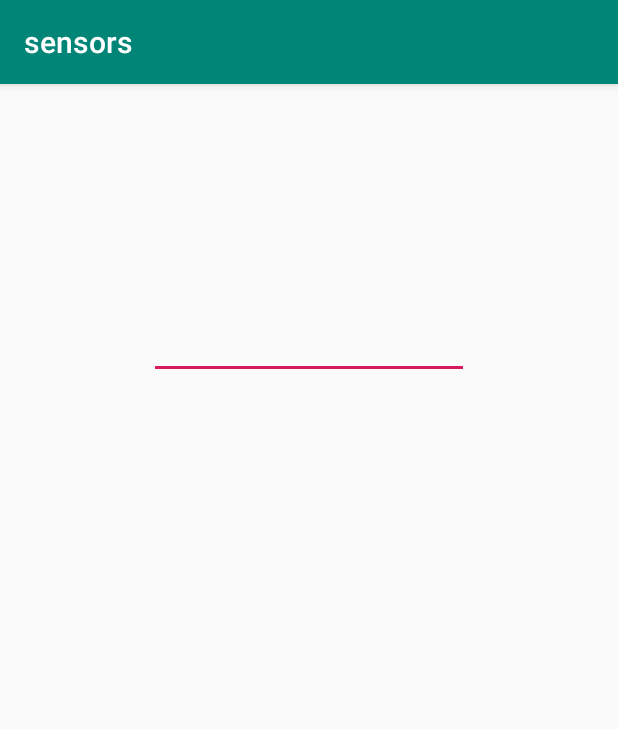
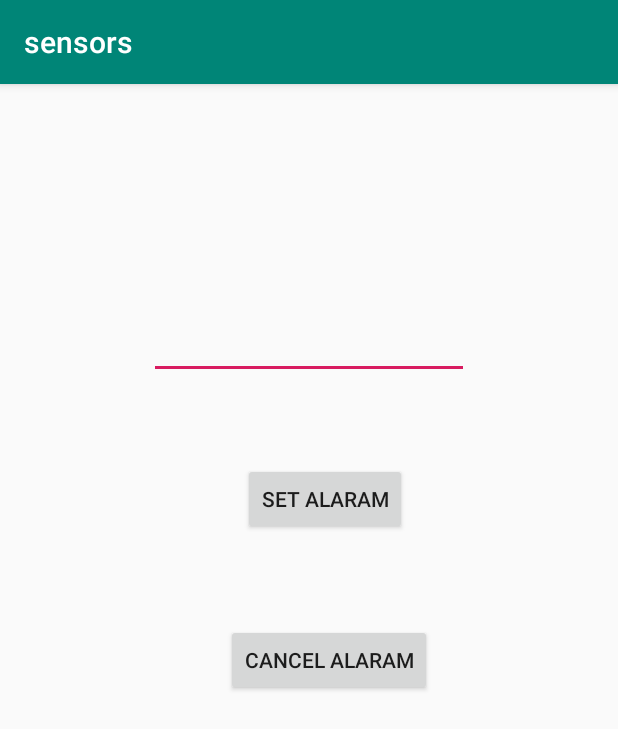
Before and after one commit to sharif-dev/HW2_sensors, an Android app: the AlarmActivity screen opened directly, with no data from a screen before it, on a phone screen of 412 x 824 dp. Shown: the top 729 px of the screen. Run offline under Robolectric (Android 15) with nearby library versions, the phone set to English and light mode, and no system bars.

Commit message:
add alarm receiver

```diff
--- a/app/src/main/java/edu/sharif/sharif_dev/sensors/alarm/AlarmActivity.java
+++ b/app/src/main/java/edu/sharif/sharif_dev/sensors/alarm/AlarmActivity.java
@@ -1,9 +1,14 @@
 package edu.sharif.sharif_dev.sensors.alarm;
 
+import android.app.AlarmManager;
+import android.app.PendingIntent;
 import android.app.TimePickerDialog;
+import android.content.Intent;
 import android.support.v7.app.AppCompatActivity;
 import android.os.Bundle;
+import android.text.Editable;
 import android.view.View;
+import android.widget.Button;
 import android.widget.EditText;
 import android.widget.TimePicker;
 
@@ -13,12 +18,35 @@ import java.util.Objects;
 import edu.sharif.sharif_dev.sensors.R;
 
 public class AlarmActivity extends AppCompatActivity {
+    private Intent malarmIntent;
+    PendingIntent alarmIntentPending;
 
     @Override
     protected void onCreate(Bundle savedInstanceState) {
         super.onCreate(savedInstanceState);
         setContentView(R.layout.activity_alarm);
 
+        setTimeEditText();
+
+        Button alarm_btn = findViewById(R.id.alarm_btn);
+        alarm_btn.setOnClickListener(new View.OnClickListener() {
+            @Override
+            public void onClick(View v) {
+                setAlarm();
+            }
+        });
+
+        Button cancel_btn = findViewById(R.id.cancel_alarm_btn);
+        cancel_btn.setOnClickListener(new View.OnClickListener() {
+            @Override
+            public void onClick(View v) {
+                offAlarm();
+            }
+        });
+
+    }
+
+    private void setTimeEditText() {
         final EditText time_editText = findViewById(R.id.time_edit_text);
         time_editText.setOnClickListener(new View.OnClickListener() {
             @Override
@@ -39,6 +67,42 @@ public class AlarmActivity extends AppCompatActivity {
                 timePickerDialog.show();
             }
         });
+    }
 
+    private void setAlarm() {
+        AlarmManager alarmManager = (AlarmManager) getSystemService(ALARM_SERVICE);
+
+        EditText time_edit = findViewById(R.id.time_edit_text);
+        Editable time_edit_text = time_edit.getText();
+        if (time_edit_text != null) {
+            String[] time_slices = time_edit.getText().toString().split(":");
+
+            // set time
+            Calendar calendar = Calendar.getInstance();
+            calendar.setTimeInMillis(System.currentTimeMillis());
+            calendar.set(Calendar.HOUR_OF_DAY, Integer.parseInt(time_slices[0]));
+            calendar.set(Calendar.MINUTE, Integer.parseInt(time_slices[1]));
+
+            // set intents
+            malarmIntent = new Intent(getApplicationContext(), AlarmReceiver.class);
+            alarmIntentPending = PendingIntent.getBroadcast(getApplicationContext(), 0, malarmIntent, 0);
+            alarmManager.setRepeating(AlarmManager.RTC_WAKEUP, calendar.getTimeInMillis(),
+                    AlarmManager.INTERVAL_DAY, alarmIntentPending);
+
+        } else {
+            // TODO error
+        }
+    }
+
+    private void offAlarm() {
+        AlarmManager alarmManager = (AlarmManager) getSystemService(ALARM_SERVICE);
+//        PendingIntent pendingIntent =
+//                PendingIntent.getService(getApplicationContext(), 0, malarmIntent, PendingIntent.FLAG_NO_CREATE);
+//        if (pendingIntent != null && alarmManager != null) {
+//            alarmManager.cancel(pendingIntent);
+//        }
+        if(alarmIntentPending != null){
+            alarmManager.cancel(alarmIntentPending);
+        }
     }
 }
--- a/app/src/main/res/layout/activity_alarm.xml
+++ b/app/src/main/res/layout/activity_alarm.xml
@@ -17,4 +17,24 @@
         app:layout_constraintStart_toStartOf="parent"
         app:layout_constraintTop_toTopOf="parent" />
 
+    <Button
+        android:id="@+id/alarm_btn"
+        android:layout_width="wrap_content"
+        android:layout_height="wrap_content"
+        android:layout_marginTop="56dp"
+        android:layout_marginEnd="41dp"
+        android:text="Set alaram"
+        app:layout_constraintEnd_toEndOf="@+id/time_edit_text"
+        app:layout_constraintTop_toBottomOf="@+id/time_edit_text" />
+
+    <Button
+        android:id="@+id/cancel_alarm_btn"
+        android:layout_width="wrap_content"
+        android:layout_height="wrap_content"
+        android:layout_marginTop="59dp"
+        android:layout_marginEnd="124dp"
+        android:text="cancel alaram"
+        app:layout_constraintEnd_toEndOf="parent"
+        app:layout_constraintTop_toBottomOf="@+id/alarm_btn" />
+
 </android.support.constraint.ConstraintLayout>
```
Also changed, not shown: app/src/main/java/edu/sharif/sharif_dev/sensors/alarm/AlarmReceiver.java (added, +12 -0 lines).
